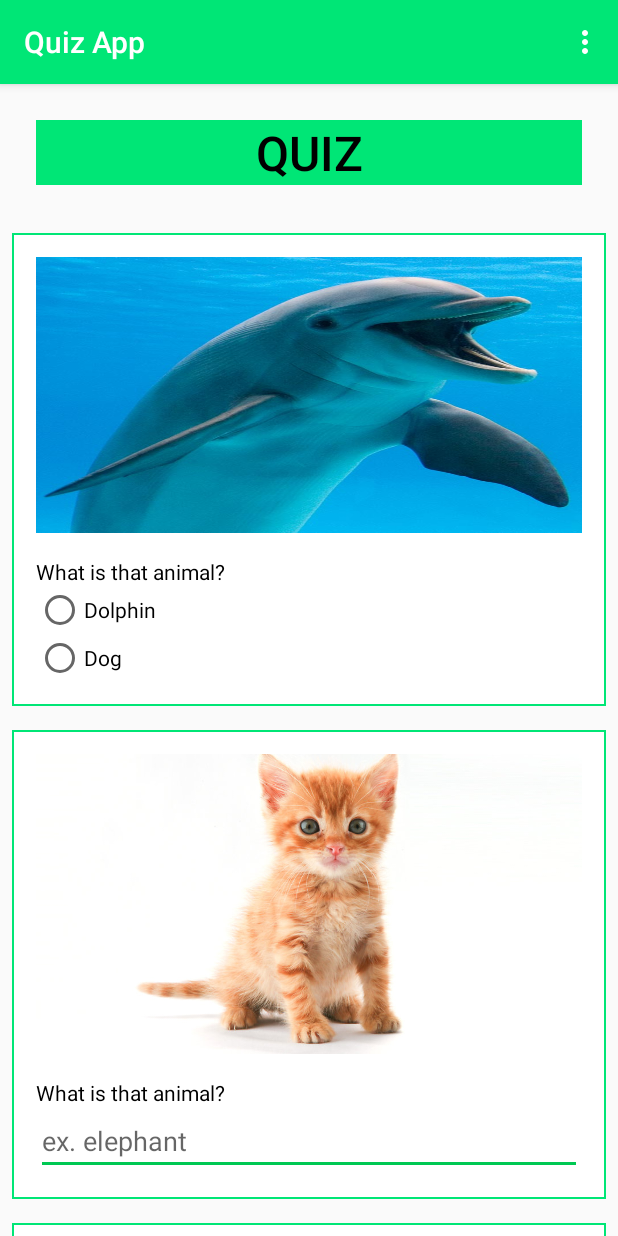
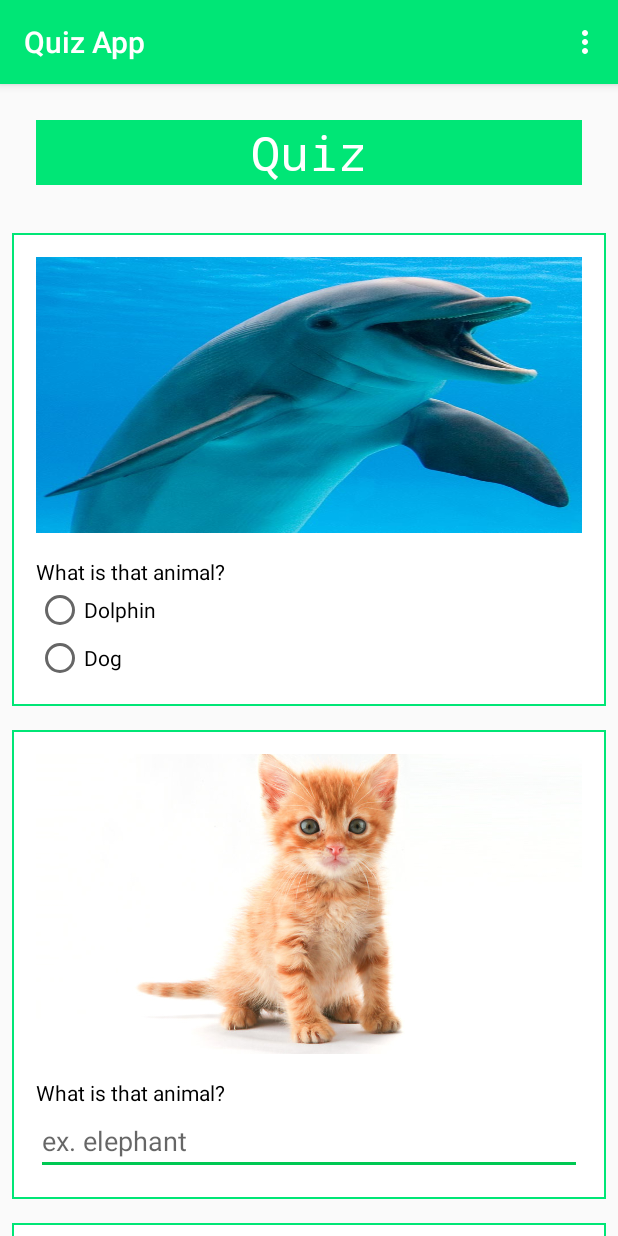
Before and after one commit to islam-Ellithy/QuizApp, an Android app: the screen it shows after launch (MainActivity), on a phone screen of 412 x 824 dp. Run offline under Robolectric (Android 15) with nearby library versions, the phone set to English and light mode, and no system bars; our stand-ins replace ButterKnife.

Commit message:
commit after apply changes

```diff
--- a/app/build.gradle
+++ b/app/build.gradle
@@ -27,5 +27,7 @@ dependencies {
     compile 'com.android.support:appcompat-v7:25.3.1'
     compile 'com.android.support.constraint:constraint-layout:1.0.1'
     compile 'com.android.support:design:25.3.1'
+    compile 'com.jakewharton:butterknife:8.8.1'
+    annotationProcessor 'com.jakewharton:butterknife-compiler:8.8.1'
     testCompile 'junit:junit:4.12'
 }
--- a/app/src/main/java/lamaatech/com/quizapp/MainActivity/Model/MainContract.java
+++ b/app/src/main/java/lamaatech/com/quizapp/MainActivity/Model/MainContract.java
@@ -1,6 +1,4 @@
 package lamaatech.com.quizapp.MainActivity.Model;
-
-import android.view.View;
 
 /**
  * Created by MrHacker on 9/14/2017.
@@ -17,7 +15,7 @@ public interface MainContract {
 
     interface IView {
 
-        void onSubmitButtonClicked(View view);
+        void onSubmitButtonClicked();
 
         void questionOneScore();
 
--- a/app/src/main/java/lamaatech/com/quizapp/MainActivity/View/MainActivity.java
+++ b/app/src/main/java/lamaatech/com/quizapp/MainActivity/View/MainActivity.java
@@ -5,23 +5,40 @@ import android.support.v7.app.AppCompatActivity;
 import android.support.v7.widget.Toolbar;
 import android.view.Menu;
 import android.view.MenuItem;
-import android.view.View;
 import android.widget.CheckBox;
 import android.widget.EditText;
 import android.widget.RadioGroup;
 import android.widget.Toast;
 
+import butterknife.BindView;
+import butterknife.ButterKnife;
+import butterknife.OnClick;
 import lamaatech.com.quizapp.MainActivity.Model.MainContract;
 import lamaatech.com.quizapp.R;
 
 public class MainActivity extends AppCompatActivity implements MainContract.IView {
 
-    private EditText editTextQuestionTwoAnswerCat;
-    private EditText editTextQuestionFourAnswerDog;
-    private RadioGroup radioGroup;
-    private CheckBox checkboxQuestionThreeChoiceCat;
-    private CheckBox checkboxQuestionThreeChoiceDog;
-    private CheckBox checkboxQuestionThreeChoiceBed;
+    //Question one answer Radio button answer 'Dolphin'
+    //radioButtonDolphin  radiobutton
+    //radioButtonDog      radiobutton
+    //Question Two answer 'Cat' via edit text
+    //Question Three 3 checkboxes 2 anwers are Cat & Dog
+    //Question Four one edittext answer is Dog
+
+    @BindView(R.id.editTextQuestionTwoAnswerCat)
+    protected EditText editTextQuestionTwoAnswerCat;
+    @BindView(R.id.editTextQuestionFourAnswerDog)
+    protected EditText editTextQuestionFourAnswerDog;
+    @BindView(R.id.radioGroupQuestionOneDolphine)
+    protected RadioGroup radioGroup;
+    @BindView(R.id.checkboxQuestionThreeChoiceCat)
+    protected CheckBox checkboxQuestionThreeChoiceCat;
+    @BindView(R.id.checkboxQuestionThreeChoiceDog)
+    protected CheckBox checkboxQuestionThreeChoiceDog;
+    @BindView(R.id.checkboxQuestionThreeChoiceBed)
+    protected CheckBox checkboxQuestionThreeChoiceBed;
+    @BindView(R.id.toolbar)
+    protected Toolbar toolbar;
     private Integer score = 0;
     private static final int SCORE_VALUE = 10;
 
@@ -29,29 +46,9 @@ public class MainActivity extends AppCompatActivity implements MainContract.IVie
     protected void onCreate(Bundle savedInstanceState) {
         super.onCreate(savedInstanceState);
         setContentView(R.layout.activity_main);
-        Toolbar toolbar = (Toolbar) findViewById(R.id.toolbar);
+        ButterKnife.bind(this);
         setSupportActionBar(toolbar);
 
-        bindView();
-
-    }
-
-    private void bindView() {
-        //Question one answer Radio button answer 'Dolphin'
-        radioGroup = (RadioGroup) findViewById(R.id.radioGroupQuestionOneDolphine);
-        //radioButtonDolphin  radiobutton
-        //radioButtonDog      radiobutton
-
-        //Question Two answer 'Cat' via edit text
-        editTextQuestionTwoAnswerCat = (EditText) findViewById(R.id.editTextQuestionTwoAnswerCat);
-
-        //Question Three 3 checkboxes 2 anwers are Cat & Dog
-        checkboxQuestionThreeChoiceCat = (CheckBox) findViewById(R.id.checkboxQuestionThreeChoiceCat);
-        checkboxQuestionThreeChoiceDog = (CheckBox) findViewById(R.id.checkboxQuestionThreeChoiceDog);
-        checkboxQuestionThreeChoiceBed = (CheckBox) findViewById(R.id.checkboxQuestionThreeChoiceBed);
-
-        //Question Four one edittext answer is Dog
-        editTextQuestionFourAnswerDog = (EditText) findViewById(R.id.editTextQuestionFourAnswerDog);
     }
 
     @Override
@@ -76,8 +73,10 @@ public class MainActivity extends AppCompatActivity implements MainContract.IVie
         return super.onOptionsItemSelected(item);
     }
 
+
     @Override
-    public void onSubmitButtonClicked(View view) {
+    public @OnClick(R.id.submitButton)
+    void onSubmitButtonClicked() {
         questionOneScore();
         questionTwoScore();
         questionThreeScore();
--- a/app/src/main/res/layout/content_main.xml
+++ b/app/src/main/res/layout/content_main.xml
@@ -13,19 +13,15 @@
         android:layout_height="wrap_content"
         android:orientation="vertical">
 
-
         <TextView
-            style="@style/TextAppearance.AppCompat.Widget.Button.Borderless.Colored"
+            style="@style/CodeFont"
             android:layout_width="match_parent"
             android:layout_height="wrap_content"
             android:layout_gravity="center"
             android:layout_margin="24dp"
-            android:background="@color/colorPrimary"
             android:gravity="center"
             android:text="@string/quiz_name"
-            android:textColor="@color/colorText"
             android:textSize="32sp" />
-
 
         <include layout="@layout/question_one" />
 
@@ -37,13 +33,10 @@
 
         <Button
             android:id="@+id/submitButton"
+            style="@style/CodeFont"
             android:layout_width="match_parent"
             android:layout_height="wrap_content"
             android:layout_margin="8dp"
-            android:background="@color/colorAccent"
-            android:onClick="onSubmitButtonClicked"
-            android:text="@string/submit"
-            android:textColor="@color/colorText" />
-
+            android:text="@string/submit" />
     </LinearLayout>
 </ScrollView>
--- a/app/src/main/res/values/styles.xml
+++ b/app/src/main/res/values/styles.xml
@@ -17,4 +17,10 @@
 
     <style name="AppTheme.PopupOverlay" parent="ThemeOverlay.AppCompat.Light" />
 
+    <style name="CodeFont" parent="@android:style/TextAppearance.Medium">
+        <item name="android:textColor">#FFFFFF</item>
+        <item name="android:background">@color/colorPrimary</item>
+        <item name="android:typeface">monospace</item>
+    </style>
+
 </resources>
--- a/build.gradle
+++ b/build.gradle
@@ -6,7 +6,7 @@ buildscript {
     }
     dependencies {
         classpath 'com.android.tools.build:gradle:2.3.1'
-
+        classpath 'com.jakewharton:butterknife-gradle-plugin:8.8.1'
         // NOTE: Do not place your application dependencies here; they belong
         // in the individual module build.gradle files
     }
```
